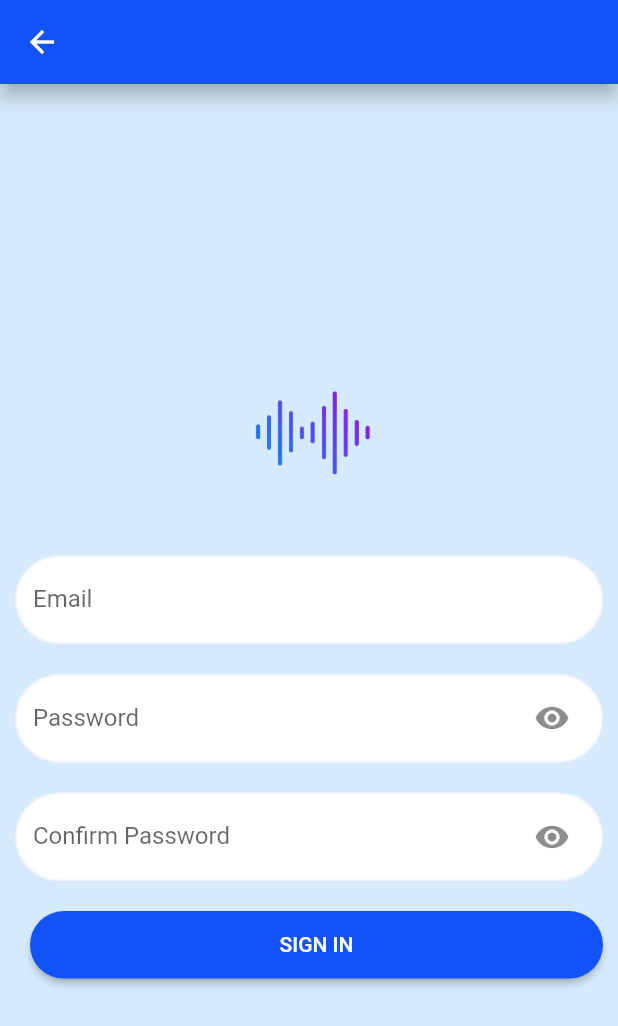
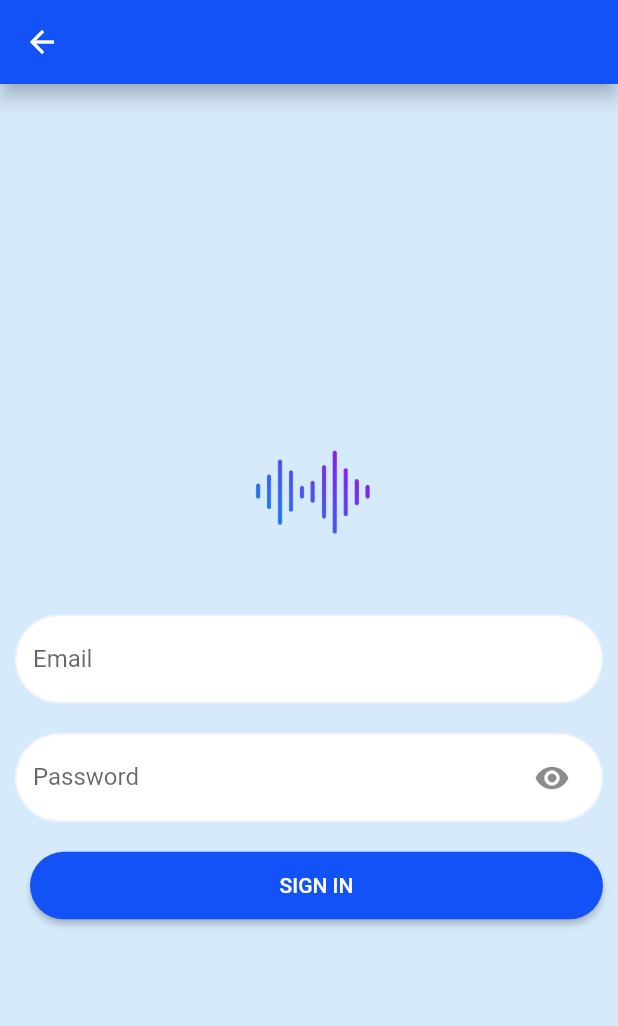
Before and after one commit to mohammadaminafrazandeh/project_40, a Flutter app: the screen it shows after launch, after a tap on "Sign in", on a phone screen of 412 x 824 dp. Shown: the top 1026 px of the screen. Run offline on Flutter 3.47's test engine with Material 2 defaults, Android fonts, the phone set to English and light mode, and no system bars.

Commit message:
deleted media query and a textfiled in sign in screem

```diff
--- a/lib/sign_in_screen.dart
+++ b/lib/sign_in_screen.dart
@@ -50,7 +50,6 @@ class SignInScreen extends StatelessWidget {
               decoration: BoxDecoration(
                   borderRadius: BorderRadius.circular(30), color: Colors.white),
               child: TextField(
-                keyboardType: TextInputType.emailAddress,
                 decoration: InputDecoration(
                   suffixIcon: Container(
                     margin: EdgeInsets.only(right: 20.0),
@@ -70,35 +69,6 @@ class SignInScreen extends StatelessWidget {
                   ),
                   label: Text(
                     'Password',
-                  ),
-                ),
-              ),
-            ),
-            Container(
-              margin: EdgeInsets.all(10),
-              decoration: BoxDecoration(
-                  borderRadius: BorderRadius.circular(30), color: Colors.white),
-              child: TextField(
-                keyboardType: TextInputType.emailAddress,
-                decoration: InputDecoration(
-                  suffixIcon: Container(
-                    margin: EdgeInsets.only(right: 20.0),
-                    child: Icon(Icons.remove_red_eye),
-                  ),
-                  border: OutlineInputBorder(
-                    borderRadius: BorderRadius.circular(30),
-                    borderSide: BorderSide(color: Color(0xfff1f1fb)),
-                  ),
-                  enabledBorder: OutlineInputBorder(
-                    borderRadius: BorderRadius.circular(30),
-                    borderSide: BorderSide(color: Color(0xfff1f1fb)),
-                  ),
-                  focusedBorder: OutlineInputBorder(
-                    borderRadius: BorderRadius.circular(30),
-                    borderSide: BorderSide(color: Color(0xff1252F7)),
-                  ),
-                  label: Text(
-                    'Confirm Password',
                   ),
                 ),
               ),
--- a/lib/sign_up_screen.dart
+++ b/lib/sign_up_screen.dart
@@ -6,8 +6,6 @@ class SignUpScreen extends StatelessWidget {
 
   @override
   Widget build(BuildContext context) {
-    double screenWidth = MediaQuery.of(context).size.width;
-    double screnHeight = MediaQuery.of(context).size.height;
     return Scaffold(
       appBar: AppBar(
         backgroundColor: Color(0xff1252F7),
```
